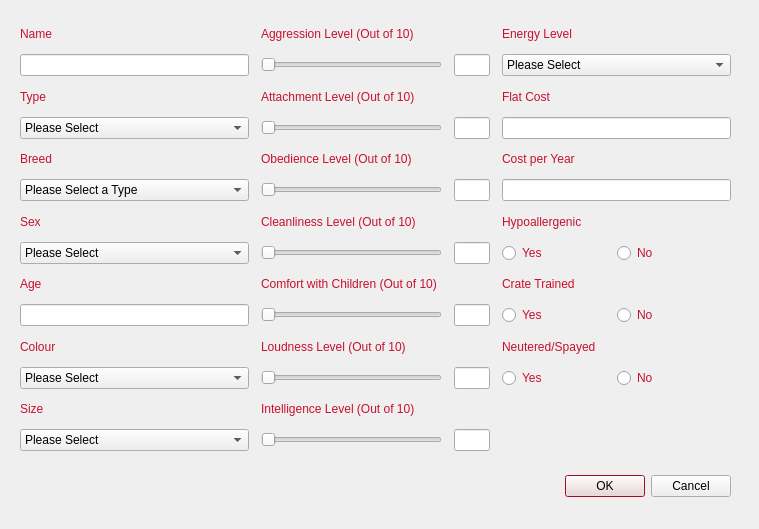
The window that cuACS/editanimal.ui (cameronhawtin/Animal-Farm-cuACS) describes before a commit, drawn with Qt 5.
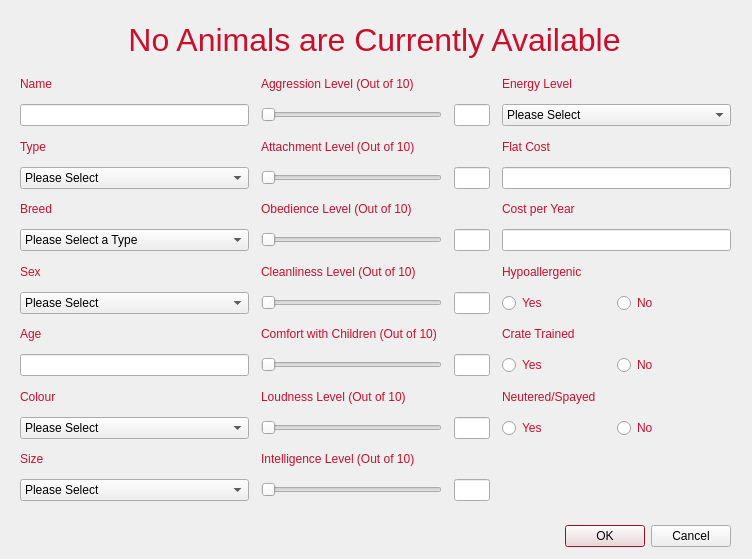
The same window after the commit.

```diff
--- a/cuACS/editanimal.ui
+++ b/cuACS/editanimal.ui
@@ -6,8 +6,8 @@
    <rect>
     <x>0</x>
     <y>0</y>
-    <width>759</width>
-    <height>529</height>
+    <width>752</width>
+    <height>559</height>
    </rect>
   </property>
   <property name="palette">
@@ -162,7 +162,7 @@
    <property name="geometry">
     <rect>
      <x>20</x>
-     <y>20</y>
+     <y>70</y>
      <width>711</width>
      <height>431</height>
     </rect>
@@ -852,7 +852,7 @@
    <property name="geometry">
     <rect>
      <x>390</x>
-     <y>470</y>
+     <y>520</y>
      <width>341</width>
      <height>32</height>
     </rect>
@@ -864,6 +864,27 @@
     <set>QDialogButtonBox::Cancel|QDialogButtonBox::Ok</set>
    </property>
   </widget>
+  <widget class="QLabel" name="titleLabel">
+   <property name="geometry">
+    <rect>
+     <x>40</x>
+     <y>10</y>
+     <width>669</width>
+     <height>59</height>
+    </rect>
+   </property>
+   <property name="font">
+    <font>
+     <pointsize>24</pointsize>
+    </font>
+   </property>
+   <property name="text">
+    <string>No Animals are Currently Available</string>
+   </property>
+   <property name="alignment">
+    <set>Qt::AlignCenter</set>
+   </property>
+  </widget>
  </widget>
  <resources/>
  <connections>
```
